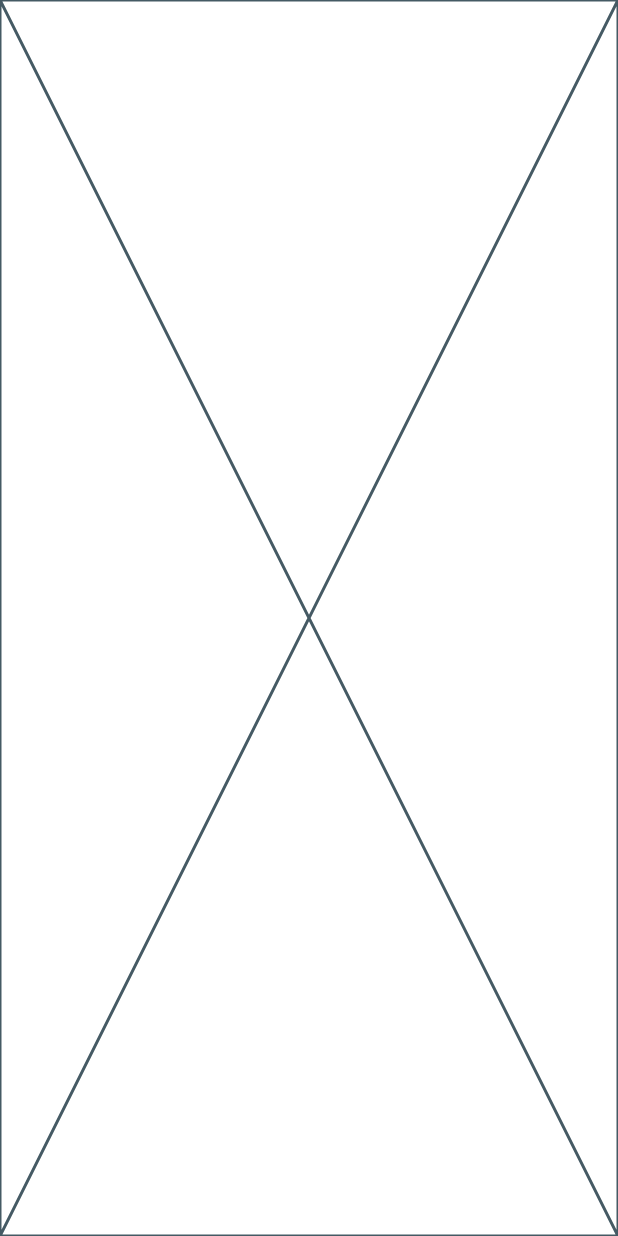
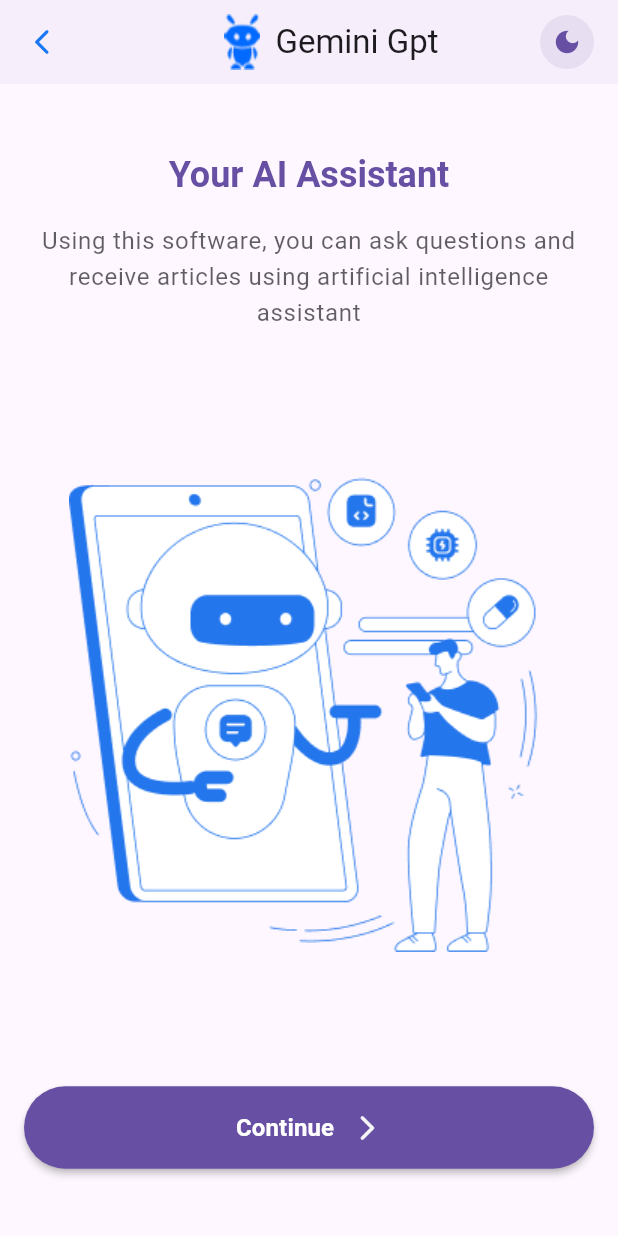
Before and after one commit to AgroSigDev/agrosig_app, a Flutter app: the HomeScreen screen opened by its route, scrolled down 498 dp, after a tap on the "star" icon, on a phone screen of 412 x 824 dp. Run offline on Flutter 3.47's test engine with Material 3 defaults, Android fonts, the phone set to English and light mode, and no system bars; our stand-ins replace firebase_auth, firebase_core, firebase_messaging, flutter_dotenv, flutter_local_notifications, flutter_riverpod and 15 more; missing offline and left inert: android_intent_plus, dart:ffi; accounts and stored records are empty; project files that could hold a hidden picture were left out.

Commit message:
Feat: se implemento la pantalla del Chatbot

```diff
--- a/lib/components/boton/btn_navbar.dart
+++ b/lib/components/boton/btn_navbar.dart
@@ -82,7 +82,7 @@ class BottomNavBar extends StatelessWidget {
                 Navigator.push(
                   context,
                   MaterialPageRoute(
-                    builder: (context) => const IaOnbording(),
+                    builder: (context) => const IAOnbording(),
                   ),
                 );
               },
--- a/lib/components/widgets/widget_chatbot_card.dart
+++ b/lib/components/widgets/widget_chatbot_card.dart
@@ -1,18 +1,26 @@
+import 'package:agrosig/screens/gemeni_ia/ia_onbording_screen.dart';
 import 'package:flutter/material.dart';
-import '../theme/colors_agrosig.dart'; // Asegúrate de importar tu paleta
+import '../theme/colors_agrosig.dart';
 
 class IAChatbotCard extends StatelessWidget {
   @override
   Widget build(BuildContext context) {
-    return Container(
+    return GestureDetector(
+      onTap: () {
+        Navigator.push(
+          context,
+          MaterialPageRoute(builder: (context) => IAOnbording()),
+        );
+      },
+      child: Container(
         padding: const EdgeInsets.all(20),
         decoration: BoxDecoration(
           gradient: const LinearGradient(
             begin: Alignment.topLeft,
             end: Alignment.bottomRight,
             colors: [
-            Color(0xFF1977F3), // primaryColor
-            Color(0xFF8E59FF), // primaryPurple
+              Color(0xFF1977F3),
+              Color(0xFF8E59FF),
             ],
           ),
           borderRadius: BorderRadius.circular(20),
@@ -35,7 +43,6 @@ class IAChatbotCard extends StatelessWidget {
         ),
         child: Row(
           children: [
-          // Contenedor del ícono con gradiente
             Container(
               padding: const EdgeInsets.all(14),
               decoration: BoxDecoration(
@@ -57,11 +64,10 @@ class IAChatbotCard extends StatelessWidget {
                 ],
               ),
               child: Image.asset(
-              'assets/images/gemeni_icon.png', // Tu imagen de Gemini
+                'assets/images/gemeni_icon.png',
                 width: 28,
                 height: 28,
                 color: ColorsAgrosig.primaryColor,
-              // Si quieres que mantenga sus colores originales, quita el color property
               ),
             ),
             const SizedBox(width: 16),
@@ -104,6 +110,7 @@ class IAChatbotCard extends StatelessWidget {
             ),
           ],
         ),
+      ),
     );
   }
 }
--- /dev/null
+++ b/lib/domain/models/message/message_model.dart
@@ -0,0 +1,6 @@
+class Message {
+  final String text;
+  final bool isUser;
+
+  Message({required this.text, required this.isUser});
+}
--- a/lib/screens/gemeni_ia/ia_onbording_screen.dart
+++ b/lib/screens/gemeni_ia/ia_onbording_screen.dart
@@ -1,15 +1,150 @@
+import 'package:agrosig/screens/home/home_screen.dart';
 import 'package:flutter/material.dart';
+import 'package:flutter_riverpod/flutter_riverpod.dart';
+import 'package:get/get.dart';
+import 'package:get/get_core/src/get_main.dart';
+import '../../components/theme/colors_agroSig.dart';
+import '../../components/theme/theme_notifier.dart';
+import 'message_screen.dart';
 
-class IaOnbording extends StatefulWidget {
-  const IaOnbording({super.key});
+class IAOnbording extends ConsumerStatefulWidget {
+  const IAOnbording({Key? key}) : super(key: key);
 
   @override
-  State<IaOnbording> createState() => _IaOnbordingState();
+  _IAOnbordingState createState() => _IAOnbordingState();
 }
 
-class _IaOnbordingState extends State<IaOnbording> {
+class _IAOnbordingState extends ConsumerState<IAOnbording> {
+
   @override
   Widget build(BuildContext context) {
-    return const Placeholder();
+    final currentTheme = ref.watch(themeProvider);
+    final isDarkMode = currentTheme == ThemeMode.dark;
+
+    return Scaffold(
+      appBar: AppBar(
+        centerTitle: true,
+        leading: IconButton(
+          icon: Icon(
+            Icons.arrow_back_ios_new_rounded,
+            color: isDarkMode ? Colors.white : ColorsAgrosig.primaryColor,
+            size: 20,
+          ),
+          onPressed: (){
+            Get.offAll(() => HomeScreen());
+          },
+        ),
+        backgroundColor: Theme.of(context).colorScheme.background,
+        elevation: 1,
+        title: Row(
+          mainAxisAlignment: MainAxisAlignment.spaceBetween,
+          children: [
+            const SizedBox(width: 10),
+            Row(
+              children: [
+                Image.asset(
+                  'assets/images/gpt-robot.png',
+                  color: isDarkMode ? Colors.white : null,
+                ),
+                const SizedBox(width: 10),
+                Text(
+                  'Gemini Gpt',
+                  style: Theme.of(context).textTheme.titleLarge?.copyWith(
+                    color: Theme.of(context).colorScheme.onBackground,
+                  ),
+                )
+              ],
+            ),
+            GestureDetector(
+              child: Container(
+                padding: const EdgeInsets.all(8),
+                decoration: BoxDecoration(
+                  color: Theme.of(context).colorScheme.primary.withOpacity(0.1),
+                  shape: BoxShape.circle,
+                ),
+                child: Icon(
+                  isDarkMode ? Icons.light_mode : Icons.dark_mode,
+                  color: Theme.of(context).colorScheme.primary,
+                  size: 20,
+                ),
+              ),
+              onTap: (){
+                ref.read(themeProvider.notifier).toggleTheme();
+              },
+            ),
+          ],
+        ),
+      ),
+      body: Padding(
+        padding: const EdgeInsets.all(16.0),
+        child: Column(
+          crossAxisAlignment: CrossAxisAlignment.center,
+          mainAxisAlignment: MainAxisAlignment.spaceEvenly,
+          children: [
+            Column(
+              children: [
+                Text(
+                  'Your AI Assistant',
+                  style: Theme.of(context).textTheme.headlineSmall?.copyWith(
+                    fontWeight: FontWeight.bold,
+                    color: Theme.of(context).colorScheme.primary,
+                  ),
+                ),
+                const SizedBox(height: 16),
+                Text(
+                  'Using this software, you can ask questions and receive articles using artificial intelligence assistant',
+                  textAlign: TextAlign.center,
+                  style: Theme.of(context).textTheme.bodyLarge?.copyWith(
+                    color: Theme.of(context).colorScheme.onBackground.withOpacity(0.7),
+                  ),
+                )
+              ],
+            ),
+            const SizedBox(height: 32),
+            Image.asset('assets/images/onboarding.png'),
+            const SizedBox(height: 32),
+            SizedBox(
+              width: double.infinity,
+              child: ElevatedButton(
+                  onPressed: (){
+                    Navigator.pushAndRemoveUntil(
+                        context,
+                        MaterialPageRoute(builder: (context) => const MessageScreen()),
+                            (route) => false
+                    );
+                  },
+                  style: ElevatedButton.styleFrom(
+                    backgroundColor: Theme.of(context).colorScheme.primary,
+                    foregroundColor: Colors.white,
+                    shape: RoundedRectangleBorder(
+                        borderRadius: BorderRadius.circular(30)
+                    ),
+                    padding: const EdgeInsets.symmetric(vertical: 16, horizontal: 32),
+                    elevation: 2,
+                  ),
+                  child: const Row(
+                    mainAxisAlignment: MainAxisAlignment.center,
+                    children: [
+                      Text(
+                        'Continue',
+                        style: TextStyle(
+                          fontSize: 16,
+                          fontWeight: FontWeight.w600,
+                        ),
+                      ),
+                      SizedBox(width: 12),
+                      Icon(
+                          Icons.arrow_forward_ios_rounded,
+                          color: ColorsAgrosig.backgroundColor,
+                          size: 20
+                      )
+                    ],
+                  )
+              ),
+            ),
+          ],
+        ),
+      ),
+    );
   }
 }
--- a/pubspec.yaml
+++ b/pubspec.yaml
@@ -94,6 +94,7 @@ dependencies:
 
   googleapis: ^13.2.0
   googleapis_auth: ^1.6.0
+  generative_ai_dart: ^0.1.2
 
 dev_dependencies:
   flutter_test:
```
Also changed, not shown: lib/screens/gemeni_ia/message_screen.dart (added, +442 -0 lines), pubspec.lock. Lines whose indentation alone changed are shown as unchanged.
